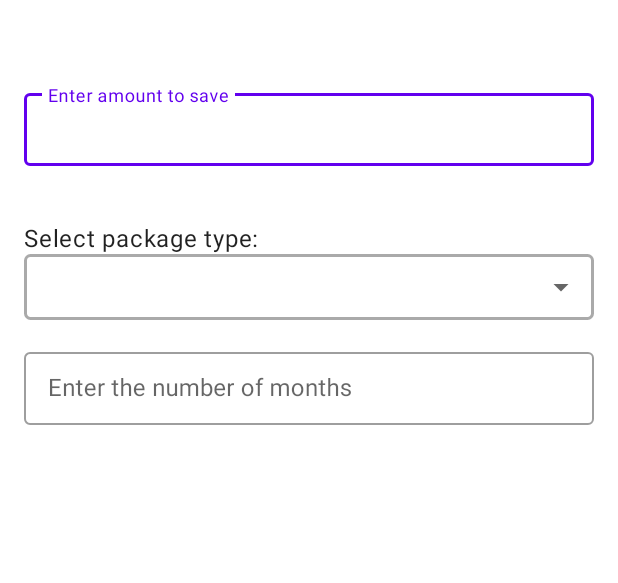
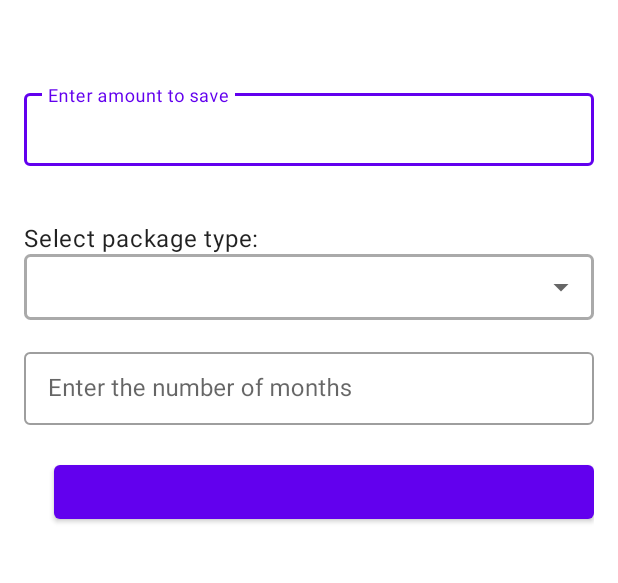
Before and after one commit to peculiaruc/InterestCalculatorApp, an Android app: the layout activity_calculator.xml on its own in the app's theme, with its tools: preview values and no code run, on a phone screen of 412 x 824 dp, the part 320-903 px from its top. Run offline under Robolectric (Android 15) with nearby library versions, the phone set to English and light mode, and no system bars.

Commit message:
fix bugs

```diff
--- a/app/src/main/res/layout/activity_calculator.xml
+++ b/app/src/main/res/layout/activity_calculator.xml
@@ -102,6 +102,13 @@
                 android:minEms="10"
                 android:singleLine="true" />
 
+            <com.google.android.material.button.MaterialButton
+                android:layout_width="match_parent"
+                android:layout_height="wrap_content"
+                android:layout_marginStart="20dp"
+                android:layout_marginLeft="40dp"
+                android:layout_marginRight="40dp" />
+
         </com.google.android.material.textfield.TextInputLayout>
 
     </LinearLayout>
```
Also changed, not shown: app/src/main/AndroidManifest.xml (+3 -4 lines), app/src/main/java/com/pecpaker/interestcalculatorapp/InterestSignUpActivity2.java (deleted, +0 -14 lines), app/src/main/java/com/pecpaker/interestcalculatorapp/InterestSigninActivity2.java (deleted, +0 -14 lines), app/src/main/res/layout/activity_interest_sign_up2.xml (deleted, +0 -9 lines), app/src/main/res/layout/activity_interest_signin2.xml (deleted, +0 -9 lines).
